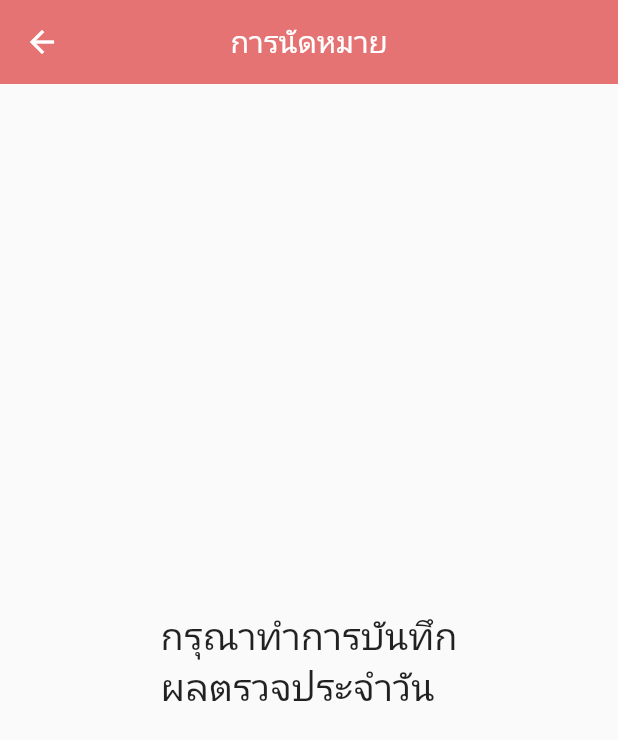
After one commit to kidrunner1/projectcovid, a Flutter app: the Showdata_appoints screen opened directly, on a phone screen of 412 x 824 dp. The commit adds this screen. Shown: the top 740 px of the screen. Run offline on Flutter 3.47's test engine with Material 2 defaults, Android fonts, the phone set to English and light mode, and no system bars; our stand-ins replace awesome_dialog, carousel_slider, cloud_firestore, firebase_auth, firebase_core, firebase_storage and 7 more; missing offline and left inert: dialog_flowtter, flutter_phone_direct_caller; accounts and stored records are empty; network calls fail; Roboto replaces fonts that are missing (Prompt); project files that could hold a hidden picture were left out.

Commit message:
add appoints

```diff
--- /dev/null
+++ b/lib/screen/appointment/showdata_appoints.dart
@@ -0,0 +1,112 @@
+
+import 'package:cloud_firestore/cloud_firestore.dart';
+import 'package:firebase_auth/firebase_auth.dart';
+import 'package:firebase_core/firebase_core.dart';
+import 'package:flutter/material.dart';
+import 'package:google_fonts/google_fonts.dart';
+import 'package:tracker_covid_v1/screen/appointment/getdata_appoints.dart';
+
+class Showdata_appoints extends StatefulWidget {
+  @override
+  _Showdata_appointsState createState() => _Showdata_appointsState();
+}
+
+class _Showdata_appointsState extends State<Showdata_appoints> {
+  final Future<FirebaseApp> firebase = Firebase.initializeApp();
+
+  @override
+  Widget build(BuildContext context) {
+    final theme = Theme.of(context).copyWith(
+      textTheme: GoogleFonts.promptTextTheme(Theme.of(context).textTheme),
+      primaryColor: Colors.red[300],
+      hintColor: Colors.deepPurpleAccent,
+    );
+
+    return Theme(
+      data: theme,
+      child: Scaffold(
+        appBar: AppBar(
+          title: const Text("การนัดหมาย"),
+          elevation: 0,
+          centerTitle: true,
+          backgroundColor: theme.primaryColor,
+        ),
+        body: Padding(
+          padding: const EdgeInsets.symmetric(horizontal: 16.0, vertical: 20.0),
+          child: StreamBuilder(
+            stream: FirebaseFirestore.instance
+                .collection("appointments")
+                .where("userID", isEqualTo: FirebaseAuth.instance.currentUser?.uid)
+                .snapshots(),
+            builder: (context, AsyncSnapshot<QuerySnapshot> snapshot) {
+              if (snapshot.hasError) {
+                return const Center(child: Text("มีบางอย่างผิดพลาด"));
+              }
+              if (snapshot.connectionState == ConnectionState.waiting) {
+                return const Center(child: CircularProgressIndicator());
+              }
+              final docs = snapshot.data?.docs ?? [];
+              if (docs.isEmpty) {
+                return const Center(
+                  child: Text(
+                    "กรุณาทำการบันทึก\nผลตรวจประจำวัน",
+                    style: TextStyle(fontSize: 25),
+                  ),
+                );
+              }
+return ListView.builder(
+  itemCount: docs.length,
+  itemBuilder: (BuildContext context, int index) {
+    DocumentSnapshot doc = docs[index];
+
+    // Check if the document data is not null
+    Map<String, dynamic>? data = doc.data() as Map<String, dynamic>?;
+    if (data == null) {
+      return Container(); // Return an empty container if data is null
+    }
+
+    String date = data['date'] ?? "Unknown Date";
+    String firstName = data['first_name'] ?? "Unknown";
+    String lastName = data['last_name'] ?? "";
+    String time = data['time'] ?? "Unknown Time";
+
+    return Container(
+      margin: EdgeInsets.symmetric(vertical: 8.0),
+      child: Card(
+        elevation: 5,
+        shape: RoundedRectangleBorder(
+          borderRadius: BorderRadius.all(Radius.circular(30)),
+        ),
+        child: ListTile(
+          title: Text(
+            date,
+            style: const TextStyle(
+              fontWeight: FontWeight.bold,
+              fontSize: 20,
+            ),
+          ),
+          subtitle: Text("$firstName $lastName at $time"),
+          trailing: const Icon(Icons.arrow_forward_ios),
+          onTap: () {
+            Navigator.push(
+              context,
+              MaterialPageRoute(
+                builder: (context) => GetdataAppoints(
+                  getappoints: data,
+                ),
+              ),
+            );
+          },
+        ),
+      ),
+    );
+  },
+);
+
+            },
+          ),
+        ),
+      ),
+    );
+  }
+}
```
Also changed, not shown: lib/database/appoints_db.dart (+96 -15 lines), lib/screen/appointment/form_appoints.dart (+61 -59 lines), lib/screen/appointment/getdata_appoints.dart (added, +85 -0 lines).
